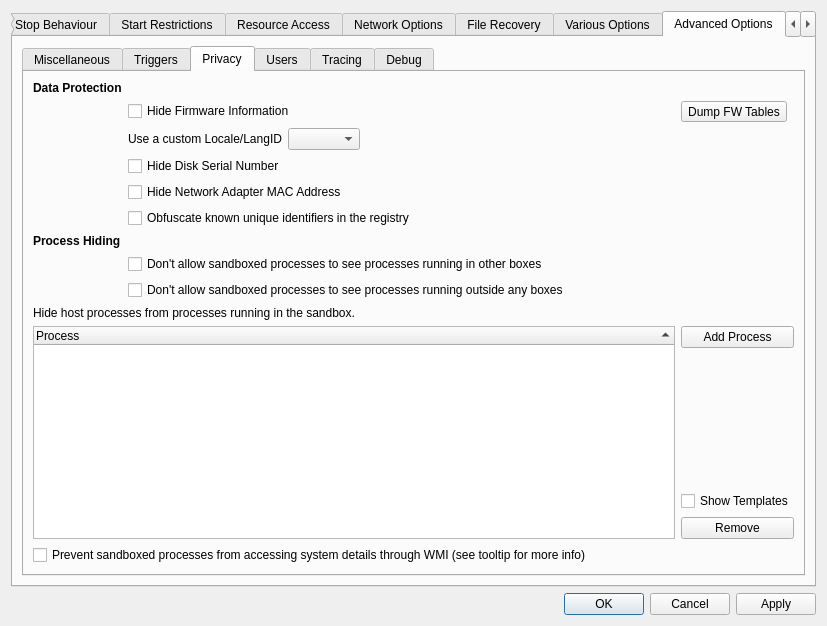
Old version of the form SandboxiePlus/SandMan/Forms/OptionsWindow.ui in the repository sandboxie-plus/Sandboxie.
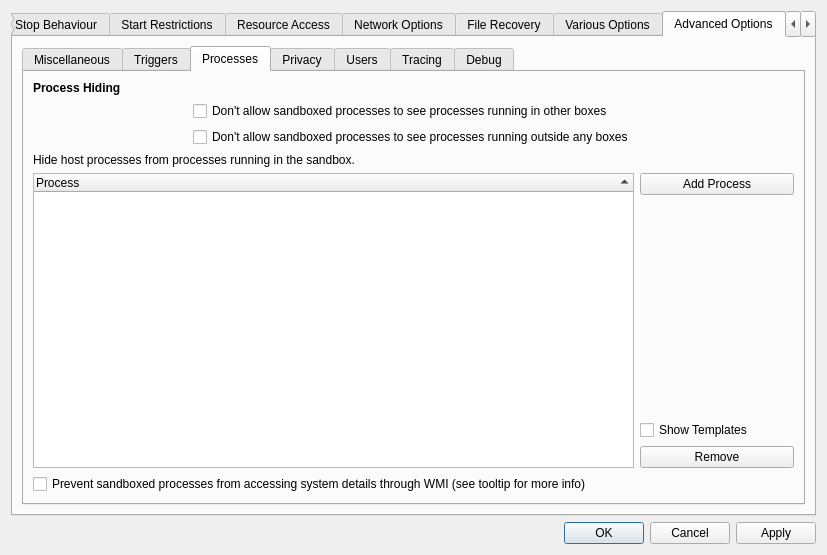
New version of the form. The open tabs and pages were chosen to show the change.

```diff
--- a/SandboxiePlus/SandMan/Forms/OptionsWindow.ui
+++ b/SandboxiePlus/SandMan/Forms/OptionsWindow.ui
@@ -7,7 +7,7 @@
     <x>0</x>
     <y>0</y>
     <width>817</width>
-    <height>626</height>
+    <height>555</height>
    </rect>
   </property>
   <property name="sizePolicy">
@@ -4473,7 +4473,6 @@
           <widget class="QTabWidget" name="tabsAdvanced">
            <property name="font">
             <font>
-             <weight>50</weight>
              <bold>false</bold>
              <kerning>true</kerning>
             </font>
@@ -4854,53 +4853,83 @@
              </item>
             </layout>
            </widget>
-           <widget class="QWidget" name="tabHideProc">
-            <property name="font">
-             <font>
-              <weight>50</weight>
-              <bold>false</bold>
-              <kerning>true</kerning>
-             </font>
-            </property>
+           <widget class="QWidget" name="tabProcesses">
             <attribute name="title">
-             <string>Privacy</string>
+             <string>Processes</string>
             </attribute>
-            <layout class="QGridLayout" name="gridLayout_29">
+            <layout class="QGridLayout" name="gridLayout_86">
              <item row="2" column="1">
-              <widget class="QLabel" name="label_72">
+              <widget class="QCheckBox" name="chkHideNonSystemProcesses">
                <property name="text">
-                <string>Use a custom Locale/LangID</string>
+                <string>Don't allow sandboxed processes to see processes running outside any boxes</string>
                </property>
               </widget>
              </item>
-             <item row="9" column="0" colspan="4">
-              <widget class="QLabel" name="label_24">
+             <item row="5" column="2">
+              <spacer name="verticalSpacer_16">
+               <property name="orientation">
+                <enum>Qt::Vertical</enum>
+               </property>
+               <property name="sizeHint" stdset="0">
+                <size>
+                 <width>20</width>
+                 <height>40</height>
+                </size>
+               </property>
+              </spacer>
+             </item>
+             <item row="7" column="2">
+              <widget class="QPushButton" name="btnDelProcess">
                <property name="text">
-                <string>Hide host processes from processes running in the sandbox.</string>
+                <string>Remove</string>
                </property>
-               <property name="wordWrap">
-                <bool>true</bool>
+              </widget>
+             </item>
+             <item row="0" column="0">
+              <widget class="QLabel" name="lblProcessHiding">
+               <property name="font">
+                <font>
+                 <bold>true</bold>
+                 <kerning>true</kerning>
+                </font>
                </property>
+               <property name="text">
+                <string>Process Hiding</string>
+               </property>
               </widget>
              </item>
-             <item row="7" column="1" colspan="3">
-              <widget class="QCheckBox" name="chkHideOtherBoxes">
+             <item row="6" column="2">
+              <widget class="QCheckBox" name="chkShowHiddenProcTmpl">
                <property name="text">
-                <string>Don't allow sandboxed processes to see processes running in other boxes</string>
+                <string>Show Templates</string>
                </property>
               </widget>
              </item>
-             <item row="2" column="2">
-              <widget class="QComboBox" name="cmbLangID"/>
-             </item>
-             <item row="10" column="4">
+             <item row="4" column="2">
               <widget class="QPushButton" name="btnAddProcess">
                <property name="text">
                 <string>Add Process</string>
                </property>
               </widget>
              </item>
-             <item row="10" column="0" rowspan="4" colspan="4">
+             <item row="1" column="1">
+              <widget class="QCheckBox" name="chkHideOtherBoxes">
+               <property name="text">
+                <string>Don't allow sandboxed processes to see processes running in other boxes</string>
+               </property>
+              </widget>
+             </item>
+             <item row="3" column="0" colspan="2">
+              <widget class="QLabel" name="label_24">
+               <property name="text">
+                <string>Hide host processes from processes running in the sandbox.</string>
+               </property>
+               <property name="wordWrap">
+                <bool>true</bool>
+               </property>
+              </widget>
+             </item>
+             <item row="4" column="0" rowspan="4" colspan="2">
               <widget class="QTreeWidget" name="treeHideProc">
                <property name="minimumSize">
                 <size>
@@ -4923,92 +4952,7 @@
                </column>
               </widget>
              </item>
-             <item row="12" column="4">
-              <widget class="QCheckBox" name="chkShowHiddenProcTmpl">
-               <property name="text">
-                <string>Show Templates</string>
-               </property>
-              </widget>
-             </item>
-             <item row="1" column="4">
-              <widget class="QToolButton" name="btnDumpFW">
-               <property name="toolTip">
-                <string>Dump the current Firmware Tables to HKCU\System\SbieCustom</string>
-               </property>
-               <property name="text">
-                <string>Dump FW Tables</string>
-               </property>
-              </widget>
-             </item>
-             <item row="13" column="4">
-              <widget class="QPushButton" name="btnDelProcess">
-               <property name="text">
-                <string>Remove</string>
-               </property>
-              </widget>
-             </item>
-             <item row="8" column="1" colspan="3">
-              <widget class="QCheckBox" name="chkHideNonSystemProcesses">
-               <property name="text">
-                <string>Don't allow sandboxed processes to see processes running outside any boxes</string>
-               </property>
-              </widget>
-             </item>
-             <item row="0" column="0">
-              <widget class="QLabel" name="lblPrivacyProtection">
-               <property name="font">
-                <font>
-                 <weight>75</weight>
-                 <bold>true</bold>
-                 <kerning>true</kerning>
-                </font>
-               </property>
-               <property name="text">
-                <string>Data Protection</string>
-               </property>
-              </widget>
-             </item>
-             <item row="6" column="0">
-              <widget class="QLabel" name="lblProcessHiding">
-               <property name="font">
-                <font>
-                 <weight>75</weight>
-                 <bold>true</bold>
-                 <kerning>true</kerning>
-                </font>
-               </property>
-               <property name="text">
-                <string>Process Hiding</string>
-               </property>
-              </widget>
-             </item>
-             <item row="2" column="3">
-              <spacer name="horizontalSpacer_24">
-               <property name="orientation">
-                <enum>Qt::Horizontal</enum>
-               </property>
-               <property name="sizeHint" stdset="0">
-                <size>
-                 <width>40</width>
-                 <height>20</height>
-                </size>
-               </property>
-              </spacer>
-             </item>
-             <item row="11" column="4">
-              <spacer name="verticalSpacer_16">
-               <property name="orientation">
-                <enum>Qt::Vertical</enum>
-               </property>
-               <property name="sizeHint" stdset="0">
-                <size>
-                 <width>20</width>
-                 <height>40</height>
-                </size>
-               </property>
-              </spacer>
-             </item>
-             <item row="14" column="0" colspan="4">
+             <item row="8" column="0" colspan="2">
               <widget class="QCheckBox" name="chkBlockWMI">
                <property name="toolTip">
                 <string>Some programs read system details through WMI (a Windows built-in database) instead of normal ways. For example, &quot;tasklist.exe&quot; could get full processes list through accessing WMI, even if &quot;HideOtherBoxes&quot; is used. Enable this option to stop this behaviour.</string>
@@ -5018,6 +4962,36 @@
                </property>
               </widget>
              </item>
+            </layout>
+           </widget>
+           <widget class="QWidget" name="tabPrivacy">
+            <property name="font">
+             <font>
+              <bold>false</bold>
+              <kerning>true</kerning>
+             </font>
+            </property>
+            <attribute name="title">
+             <string>Privacy</string>
+            </attribute>
+            <layout class="QGridLayout" name="gridLayout_29">
+             <item row="1" column="1" colspan="3">
+              <widget class="QCheckBox" name="chkHideFirmware">
+               <property name="toolTip">
+                <string/>
+               </property>
+               <property name="text">
+                <string>Hide Firmware Information</string>
+               </property>
+              </widget>
+             </item>
+             <item row="3" column="1" colspan="3">
+              <widget class="QCheckBox" name="chkHideSerial">
+               <property name="text">
+                <string>Hide Disk Serial Number</string>
+               </property>
+              </widget>
+             </item>
              <item row="5" column="1" colspan="3">
               <widget class="QCheckBox" name="chkHideUID">
                <property name="text">
@@ -5032,8 +5006,14 @@
                </property>
               </widget>
              </item>
-             <item row="3" column="1" colspan="3">
-              <widget class="QCheckBox" name="chkHideSerial">
+             <item row="0" column="0">
+              <widget class="QLabel" name="lblPrivacyProtection">
+               <property name="font">
+                <font>
+                 <bold>true</bold>
+                 <kerning>true</kerning>
+                </font>
+               </property>
                <property name="text">
                 <string>Hide Disk Serial Number</string>
                </property>
@@ -5049,6 +5029,32 @@
                </property>
               </widget>
              </item>
+             <item row="6" column="1" colspan="4">
+              <spacer name="horizontalSpacer_22">
+               <property name="orientation">
+                <enum>Qt::Horizontal</enum>
+               </property>
+               <property name="sizeHint" stdset="0">
+                <size>
+                 <width>40</width>
+                 <height>20</height>
+                </size>
+               </property>
+              </spacer>
+             </item>
+             <item row="6" column="0">
+              <spacer name="verticalSpacer_44">
+               <property name="orientation">
+                <enum>Qt::Vertical</enum>
+               </property>
+               <property name="sizeHint" stdset="0">
+                <size>
+                 <width>20</width>
+                 <height>40</height>
+                </size>
+               </property>
+              </spacer>
+             </item>
             </layout>
            </widget>
            <widget class="QWidget" name="tabUsers">
```
Left out of the diff: 478 changed lines with no effect on the pictures.
